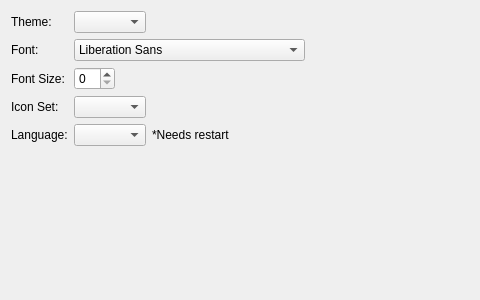
Old version of the form RedPandaIDE/settingsdialog/environmentappearencewidget.ui in the repository royqh1979/RedPanda-CPP; both pictures show x 0 to 480 and y 0 to 300 of the 733 by 300 pixel window.
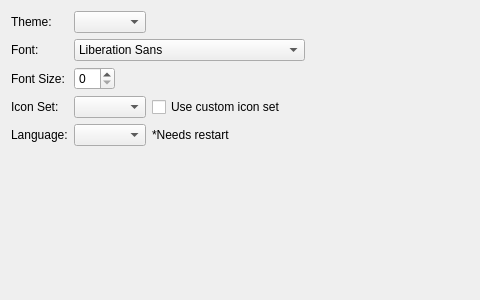
New version of the form.

Commit message: - enhancement: custom icon set ( in the configuration folder)

The edit to the form file:
```diff
--- a/RedPandaIDE/settingsdialog/environmentappearencewidget.ui
+++ b/RedPandaIDE/settingsdialog/environmentappearencewidget.ui
@@ -227,6 +227,13 @@
       <item>
        <widget class="QComboBox" name="cbIconSet"/>
       </item>
+      <item>
+       <widget class="QCheckBox" name="chkUseCustomIconSet">
+        <property name="text">
+         <string>Use custom icon set</string>
+        </property>
+       </widget>
+      </item>
       <item>
        <spacer name="horizontalSpacer_5">
         <property name="orientation">
```
The commit also changes 117 other files.
